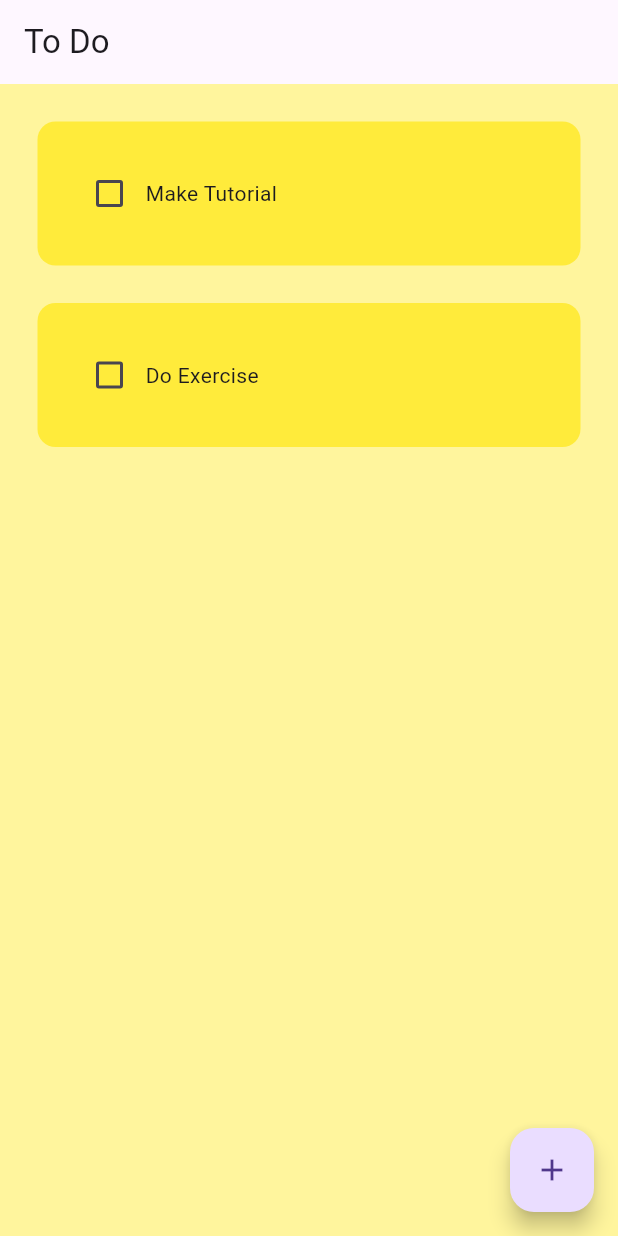
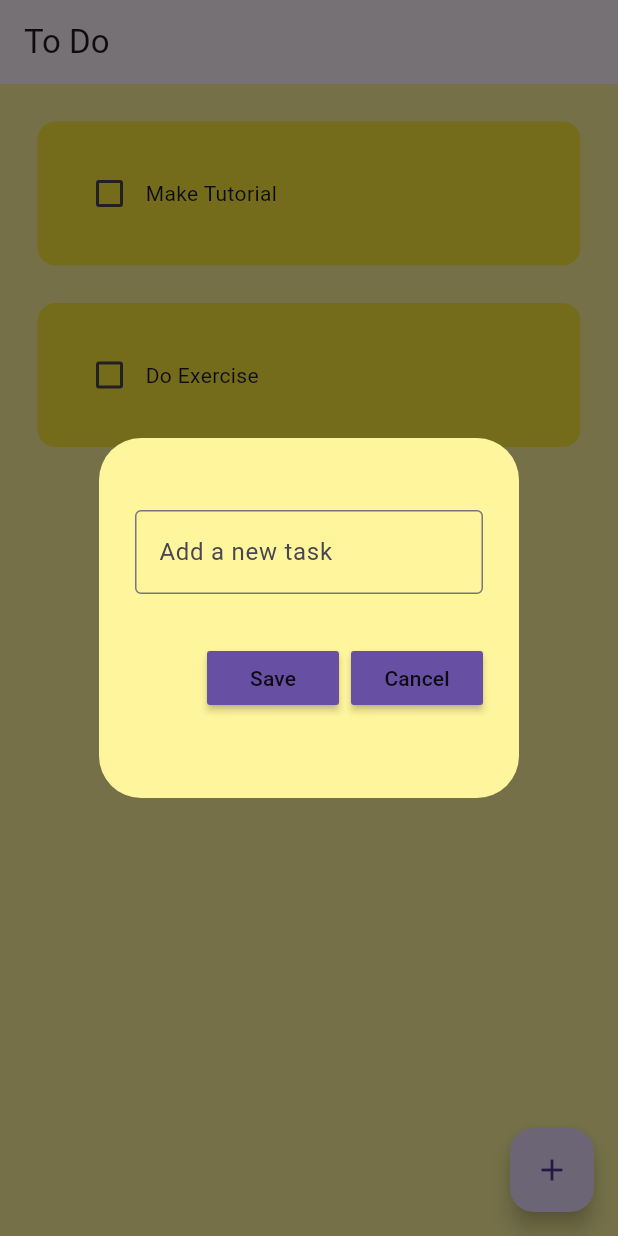
Before and after one commit to Navch1/to-do, a Flutter app: the screen it shows after launch, after a tap on the "add" icon, on a phone screen of 412 x 824 dp. Run offline on Flutter 3.47's test engine with Material 3 defaults, Android fonts, the phone set to English and light mode, and no system bars; drawn by our look-alikes of flutter_slidable; our stand-ins replace hive_flutter; accounts and stored records are empty.

```diff
--- /dev/null
+++ b/lib/data/database.dart
@@ -0,0 +1,25 @@
+import 'package:app6/main.dart';
+import 'package:hive_flutter/hive_flutter.dart';
+
+class ToDoDataBase {
+
+  List toDoList = [];
+
+  final _myBox = Hive.box('mybox');
+
+  void createInitialData(){
+    toDoList = [
+      ["Make Tutorial", false],
+      ["Do Exercise", false],
+    ];
+  }
+
+  void loadData(){
+    toDoList = _myBox.get("TODOLIST");
+  }
+
+  void updateDataBase(){
+    _myBox.put("TODOLIST", toDoList);
+  }
+
+}
--- a/lib/main.dart
+++ b/lib/main.dart
@@ -1,8 +1,13 @@
 import 'package:flutter/material.dart';
-
+import 'package:hive_flutter/hive_flutter.dart';
 import 'pages/home_page.dart';
 
-void main() {
+void main() async {
+
+  await Hive.initFlutter();
+
+  var box = await Hive.openBox('mybox');
+
   runApp(const MyApp());
 }
 
--- a/lib/pages/home_page.dart
+++ b/lib/pages/home_page.dart
@@ -1,4 +1,7 @@
+import 'package:app6/data/database.dart';
+import 'package:app6/util/dialog_box.dart';
 import 'package:flutter/material.dart';
+import 'package:hive_flutter/hive_flutter.dart';
 import '../util/todo_tile.dart';
 
 class HomePage extends StatefulWidget {
@@ -10,15 +13,57 @@ class HomePage extends StatefulWidget {
 
 class _HomePageState extends State<HomePage> {
 
-  List toDoList = [
-    ["Make Tutorial", false],
-    ["Do Exercise", false],
-  ];
+  final _myBox = Hive.box('mybox');
+  ToDoDataBase db = ToDoDataBase();
+
+  @override
+  void initState() {
+
+    if(_myBox.get("MYTODOLIST") == null){
+      db.createInitialData();
+    } else {
+      db.loadData();
+    }
+
+    super.initState();
+  }
+
+  final _controller = TextEditingController();
 
   void checkBoxChanged(bool? value, int index){
     setState(() {
-      toDoList[index][1] = !toDoList[index][1];
+      db.toDoList[index][1] = !db.toDoList[index][1];
     });
+    db.updateDataBase();
+  }
+
+  void saveNewTask(){
+    setState(() {
+      db.toDoList.add([ _controller.text, false]);
+      _controller.clear();
+    });
+    Navigator.of(context).pop();
+    db.updateDataBase();
+  }
+
+  void createNewTask(){
+    showDialog(
+      context: context,
+      builder: (context){
+        return DialogBox(
+          controller: _controller,
+          onSave: saveNewTask,
+          onCancel: () => Navigator.of(context).pop(),
+        );
+      }
+    );
+  }
+
+  void deleteTask(int index){
+    setState(() {
+      db.toDoList.removeAt(index);
+    });
+    db.updateDataBase();
   }
 
   @override
@@ -32,17 +77,18 @@ class _HomePageState extends State<HomePage> {
       ),
 
       floatingActionButton: FloatingActionButton(
-        onPressed: (){},
+        onPressed: createNewTask,
         child: Icon(Icons.add),
         ),
 
       body: ListView.builder(
-        itemCount: toDoList.length,
+        itemCount: db.toDoList.length,
         itemBuilder: (context, index){
           return ToDoTile(
-            taskName: toDoList[index][0],
-            taskCompleted: toDoList[index][1],
+            taskName: db.toDoList[index][0],
+            taskCompleted: db.toDoList[index][1],
             onChanged: (value) => checkBoxChanged(value, index),
+            deleteFunction: (context) => deleteTask(index),
           );
         },
 
--- /dev/null
+++ b/lib/util/dialog_box.dart
@@ -0,0 +1,49 @@
+import 'package:app6/util/my_button.dart';
+import 'package:flutter/material.dart';
+
+class DialogBox extends StatelessWidget {
+  final controller;
+
+  VoidCallback onSave;
+  VoidCallback onCancel;
+
+  DialogBox({
+    super.key,
+    required this.controller,
+    required this.onSave,
+    required this.onCancel,
+  });
+
+  @override
+  Widget build(BuildContext context) {
+    return AlertDialog(
+      backgroundColor: Colors.yellow[200],
+      content: Container(
+        height: 200,
+        child: Column(
+          mainAxisAlignment: MainAxisAlignment.spaceEvenly,
+          children: [
+          TextField(
+            controller: controller,
+            decoration: InputDecoration(
+              border: OutlineInputBorder(),
+              hintText: "Add a new task",
+            ),
+          ),
+
+          Row(
+            mainAxisAlignment: MainAxisAlignment.end,
+            children: [
+              MyButton(text: "Save", onPressed: onSave),
+
+              const SizedBox(width: 8),
+
+              MyButton(text: "Cancel", onPressed: onCancel),
+          ],)
+
+        ],
+        ),
+      ),
+    );
+  }
+}
--- /dev/null
+++ b/lib/util/my_button.dart
@@ -0,0 +1,22 @@
+import 'package:flutter/material.dart';
+
+class MyButton extends StatelessWidget {
+  final String text;
+
+  VoidCallback onPressed;
+
+  MyButton({
+    super.key,
+    required this.text,
+    required this.onPressed}
+  );
+
+  @override
+  Widget build(BuildContext context) {
+    return MaterialButton(
+      onPressed: onPressed,
+      color: Theme.of(context).primaryColor,
+      child: Text(text),
+    );
+  }
+}
--- a/lib/util/todo_tile.dart
+++ b/lib/util/todo_tile.dart
@@ -1,23 +1,37 @@
 import 'package:flutter/material.dart';
+import 'package:flutter_slidable/flutter_slidable.dart';
 
 class ToDoTile extends StatelessWidget {
 
   final String taskName;
   final bool taskCompleted;
   Function(bool?)? onChanged;
-
+  Function(BuildContext)? deleteFunction;
 
  ToDoTile({
     super.key,
     required this.taskName,
     required this.taskCompleted,
     required this.onChanged,
+    required this.deleteFunction,
   });
 
   @override
   Widget build(BuildContext context) {
     return Padding(
       padding: const EdgeInsets.only(left: 25.0, right: 25, top: 25),
+      child: Slidable(
+        endActionPane: ActionPane(
+          motion: StretchMotion(),
+          children: [
+            SlidableAction(
+            onPressed: deleteFunction,
+            icon: Icons.delete,
+            backgroundColor: Colors.red.shade300,
+            borderRadius: BorderRadius.circular(12),
+            )
+          ],
+        ),
         child: Container(
           padding: EdgeInsets.all(24),
           decoration: BoxDecoration(
@@ -45,6 +59,7 @@ class ToDoTile extends StatelessWidget {
             ],
           ),
         ),
+      ),
     );
   }
 }
--- a/pubspec.yaml
+++ b/pubspec.yaml
@@ -30,14 +30,19 @@ environment:
 dependencies:
   flutter:
     sdk: flutter
+  hive: ^2.2.3
+  hive_flutter: ^1.1.0
 
   # The following adds the Cupertino Icons font to your application.
   # Use with the CupertinoIcons class for iOS style icons.
   cupertino_icons: ^1.0.8
+  flutter_slidable: ^3.0.0
 
 dev_dependencies:
   flutter_test:
     sdk: flutter
+  hive_generator: ^1.1.3
+  build_runner: ^2.4.9
 
   # The "flutter_lints" package below contains a set of recommended lints to
   # encourage good coding practices. The lint set provided by the package is
```
Also changed, not shown: pubspec.lock, 1 other file. Lines whose indentation alone changed are shown as unchanged.
